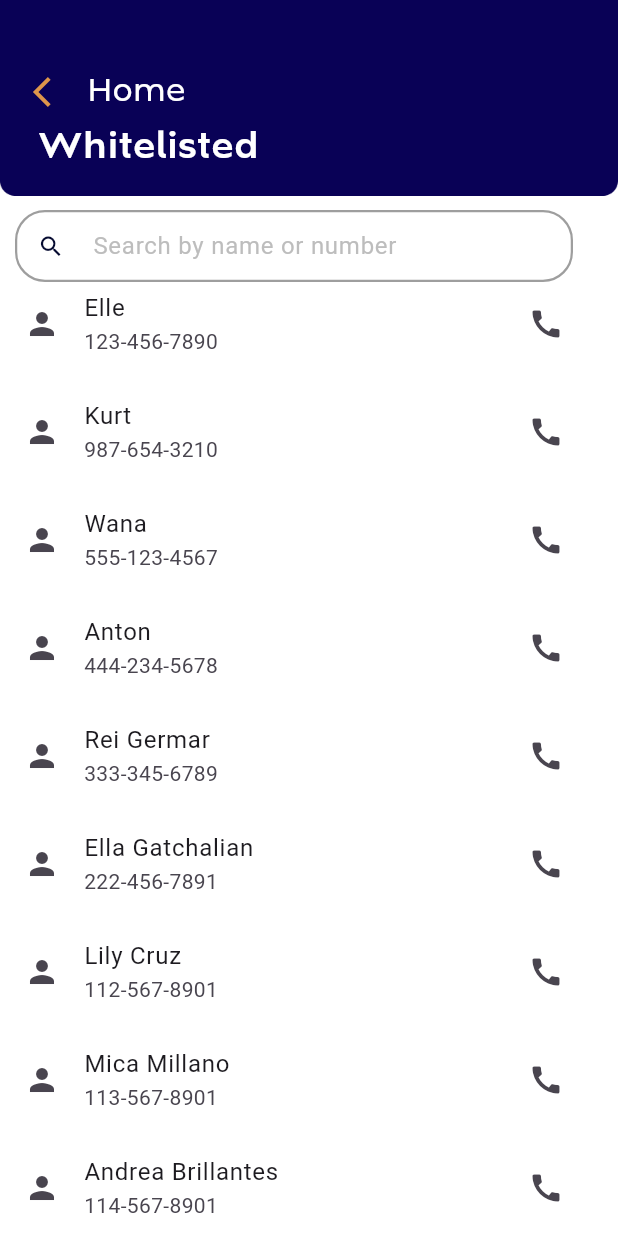
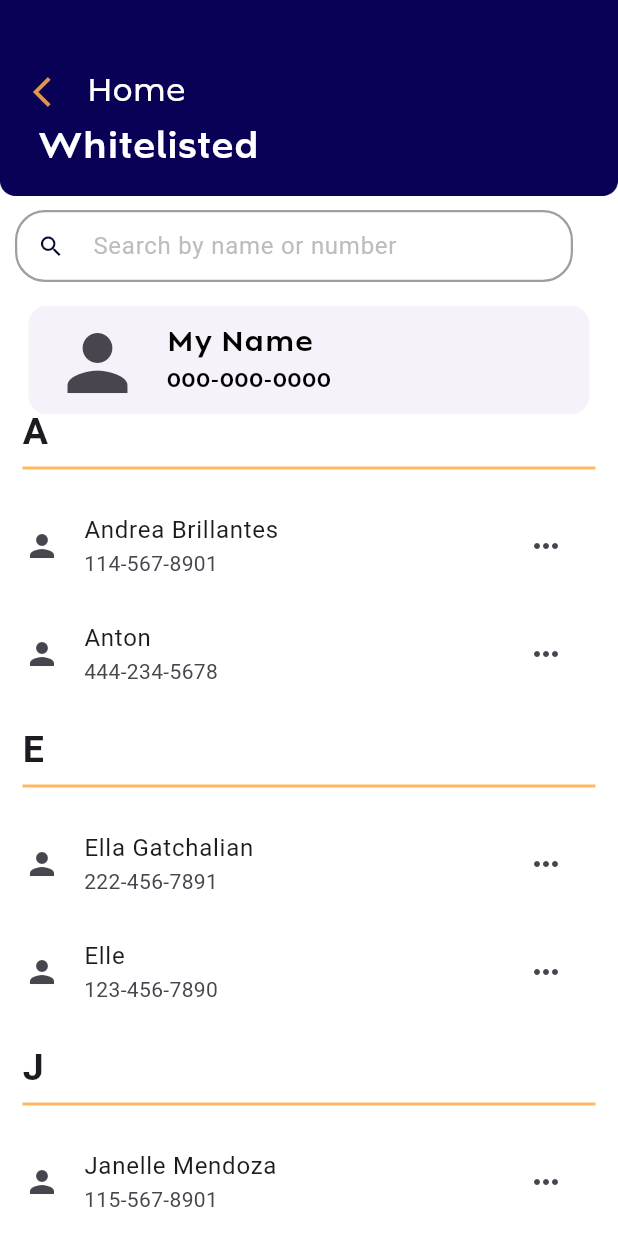
Before and after one commit to LantingKurt/SpamDefender, a Flutter app: the WhitelistScreen screen opened directly, on a phone screen of 412 x 824 dp. Run offline on Flutter 3.47's test engine with Material 3 defaults, Android fonts, the phone set to English and light mode, and no system bars; our stand-ins replace firebase_auth, firebase_core, fluttertoast; missing offline and left inert: firebase_app_check; accounts and stored records are empty.

Commit message:
changed layout for whitelisted

```diff
--- a/lib/whitelist_contacts.dart
+++ b/lib/whitelist_contacts.dart
@@ -33,6 +33,25 @@ class WhitelistScreenState extends State<WhitelistScreen> {
 
   @override
   Widget build(BuildContext context) {
+    whitelist.sort((a, b) => a['name']!.compareTo(b['name']!));
+
+    Map<String, List<Map<String, String>>> groupedContacts = {};
+
+    for (var contact in whitelist) {
+      String firstLetter = contact['name']![0].toUpperCase();
+      if (!groupedContacts.containsKey(firstLetter)) {
+        groupedContacts[firstLetter] = [];
+      }
+      groupedContacts[firstLetter]!.add(contact);
+    }
+
+    List<String> sectionHeaders = groupedContacts.keys.toList()..sort();
+
+    int itemCount = sectionHeaders.fold<int>(
+      0,
+          (sum, letter) => sum + 1 + groupedContacts[letter]!.length,
+    );
+
     return Scaffold(
       resizeToAvoidBottomInset: false, // Prevents content shifting
       backgroundColor: Colors.white,
@@ -55,12 +74,9 @@ class WhitelistScreenState extends State<WhitelistScreen> {
               children: [
                 // Back arrow icon button
                 IconButton(
-                  icon: Icon(Icons.arrow_back_ios, color: Color(0xddffad49)),
-                  // Back arrow icon
+                  icon: Icon(Icons.arrow_back_ios, color: Color(0xddffad49)), // Back arrow icon
                   onPressed: () {
-                    Navigator.pop(
-                      context,
-                    ); // Navigate back to the previous screen
+                    Navigator.pop(context);
                   },
                 ),
                 // Home text
@@ -88,7 +104,6 @@ class WhitelistScreenState extends State<WhitelistScreen> {
               ),
             ),
           ),
-
           Positioned(
             top: 140.0,
             left: 10,
@@ -98,22 +113,31 @@ class WhitelistScreenState extends State<WhitelistScreen> {
               decoration: InputDecoration(
                 hintText: 'Search by name or number',
                 border: OutlineInputBorder(
-                  borderSide: BorderSide(color: Colors.grey, width: 1.5),
+                  borderSide: BorderSide(
+                    color: Colors.grey,
+                    width: 1.5,
+                  ),
                   borderRadius: BorderRadius.circular(20),
                 ),
                 enabledBorder: OutlineInputBorder(
-                  borderSide: BorderSide(color: Colors.grey, width: 1.5),
+                  borderSide: BorderSide(
+                    color: Colors.grey,
+                    width: 1.5,
+                  ),
                   borderRadius: BorderRadius.circular(20),
                 ),
                 focusedBorder: OutlineInputBorder(
-                  borderSide: BorderSide(color: Colors.blue, width: 1.5),
+                  borderSide: BorderSide(
+                    color: Colors.blue,
+                    width: 1.5,
+                  ),
                   borderRadius: BorderRadius.circular(20),
                 ),
-                prefixIcon: Icon(Icons.search, color: Color(0xFF050a30)),
-                contentPadding: EdgeInsets.symmetric(
-                  vertical: 10.0,
-                  horizontal: 15.0,
+                prefixIcon: Icon(
+                  Icons.search,
+                  color: Color(0xFF050a30),
                 ),
+                contentPadding: EdgeInsets.symmetric(vertical: 10.0, horizontal: 15.0),
                 filled: true,
                 fillColor: Colors.white,
                 isDense: true,
@@ -122,29 +146,95 @@ class WhitelistScreenState extends State<WhitelistScreen> {
               ),
             ),
           ),
+          Positioned(
+            top: 200.0,
+            left: 15.0,
+            right: 15.0,
+            child: Card(
+              elevation: 0,
+              child: ListTile(
+                leading: Icon(
+                  Icons.person,
+                  size: 60.0,
+                ),
+                title: Text(
+                  'My Name',
+                  style: TextStyle(
+                    fontFamily: 'Mosafin',
+                    fontSize: 20.0,
+                    fontWeight: FontWeight.bold,
+                    color: Colors.black,
+                  ),
+                ),
+                subtitle: Text('000-000-0000', style: TextStyle(
+                  fontFamily: 'Mosafin',
+                  fontSize: 15.0,
+                  fontWeight: FontWeight.bold,
+                  color: Colors.black,
+                ),
+                ),
+              ),
+            ),
+          ),
 
           SafeArea(
             child: Padding(
-              padding: EdgeInsets.only(top: 180),
+              padding: EdgeInsets.only(top: 260),
               child: ListView.builder(
-                itemCount: whitelist.length,
+                itemCount: itemCount,
                 itemBuilder: (context, index) {
-                  final contact = whitelist[index];
+                  int sectionIndex = 0;
+                  String letter = '';
+                  List<Map<String, String>> contacts = [];
+
+                  for (var section in sectionHeaders) {
+                    int currentSectionItemCount = 1 + groupedContacts[section]!.length; // 1 for the header + contacts
+
+                    if (index < sectionIndex + currentSectionItemCount) {
+                      letter = section;
+                      contacts = groupedContacts[section]!;
+                      break;
+                    }
+
+                    sectionIndex += currentSectionItemCount;
+                  }
+
+                  if (index == sectionIndex) {
+                    return Padding(
+                      padding: const EdgeInsets.symmetric(vertical: 10.0, horizontal: 15.0),
+                      child: Column(
+                        crossAxisAlignment: CrossAxisAlignment.start,
+                        children: [
+                          Text(
+                            letter,
+                            style: TextStyle(fontSize: 25, fontWeight: FontWeight.bold),
+                          ),
+                          Container(
+                            height: 2,
+                            color: Color(0xddffad49),
+                            margin: EdgeInsets.symmetric(vertical: 5.0),
+                          ),
+                        ],
+                      ),
+                    );
+                  } else if (index > sectionIndex) {
+                    int contactIndex = index - sectionIndex - 1;
+                    final contact = contacts[contactIndex];
                     return ListTile(
                       leading: Icon(Icons.person),
-                    // Icon for contact (can be a photo if desired)
                       title: Text(contact['name']!),
                       subtitle: Text(contact['phone']!),
                       trailing: IconButton(
-                      icon: Icon(Icons.call),
+                        icon: Icon(Icons.more_horiz),
                         onPressed: () {
-                        print('Calling ${contact['name']}');
                         },
                       ),
                       onTap: () {
-                      print('Tapped on ${contact['name']}');
                       },
                     );
+                  }
+
+                  return SizedBox.shrink();
                 },
               ),
             ),
```
Lines whose indentation alone changed are shown as unchanged.
